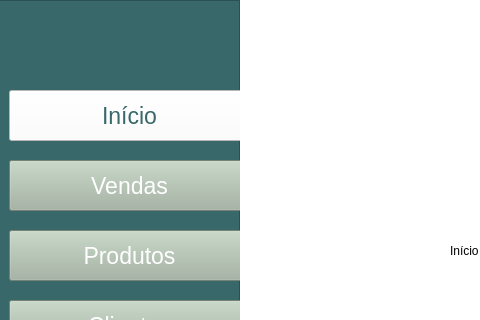
Qt form src/view/PrincipalView.ui (juliaborgess18/farmacia-les) before a commit; both pictures show x 0 to 480 and y 0 to 320 of the 1280 by 720 pixel window.
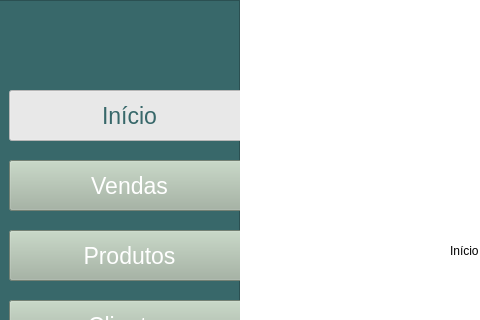
The same form after that commit.

Commit message: Aplicação do CSS

The edit to the form file:
```diff
--- a/src/view/PrincipalView.ui
+++ b/src/view/PrincipalView.ui
@@ -32,8 +32,34 @@
     <layout class="QHBoxLayout" name="horizontalLayout">
      <item>
       <widget class="QFrame" name="frame">
+       <property name="enabled">
+        <bool>true</bool>
+       </property>
+       <property name="whatsThis">
+        <string/>
+       </property>
+       <property name="autoFillBackground">
+        <bool>false</bool>
+       </property>
        <property name="styleSheet">
-        <string notr="true">background-color: #38686A;</string>
+        <string notr="true">QFrame{
+	 background-color: #38686A;
+}
+
+QPushButton{
+color: #FFFFFF;
+background-color: #A3B4A2;
+font-size: 23px;
+font-family: 'Segoe UI';
+}
+
+QPushButton:checked{
+  background-color:#FFFFFF; 
+  color: #38686A; 
+font-size: 23px;
+font-family: 'Segoe UI';
+}
+</string>
        </property>
        <property name="frameShape">
         <enum>QFrame::StyledPanel</enum>
@@ -51,14 +77,32 @@
          </rect>
         </property>
         <property name="styleSheet">
-         <string notr="true">color: #38686A;
-font-size: 23px;
-font-family: 'Segoe UI';
-background-color: #FFFFFF;</string>
+         <string notr="true"/>
         </property>
         <property name="text">
          <string>Início</string>
         </property>
+        <property name="checkable">
+         <bool>true</bool>
+        </property>
+        <property name="checked">
+         <bool>true</bool>
+        </property>
+        <property name="autoRepeat">
+         <bool>false</bool>
+        </property>
+        <property name="autoExclusive">
+         <bool>true</bool>
+        </property>
+        <property name="autoRepeatDelay">
+         <number>300</number>
+        </property>
+        <property name="default">
+         <bool>false</bool>
+        </property>
+        <property name="flat">
+         <bool>false</bool>
+        </property>
        </widget>
        <widget class="QPushButton" name="btn_tela_vendas">
         <property name="geometry">
```
Left out of the diff: 34 changed lines with no effect on the pictures. The commit also changes 2 other files.
